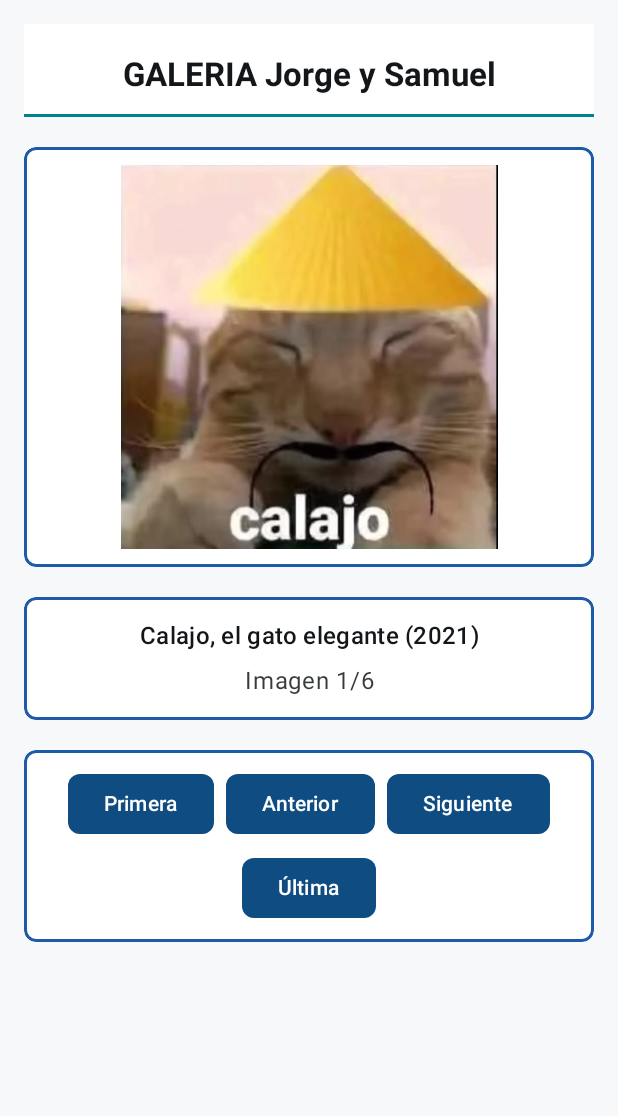
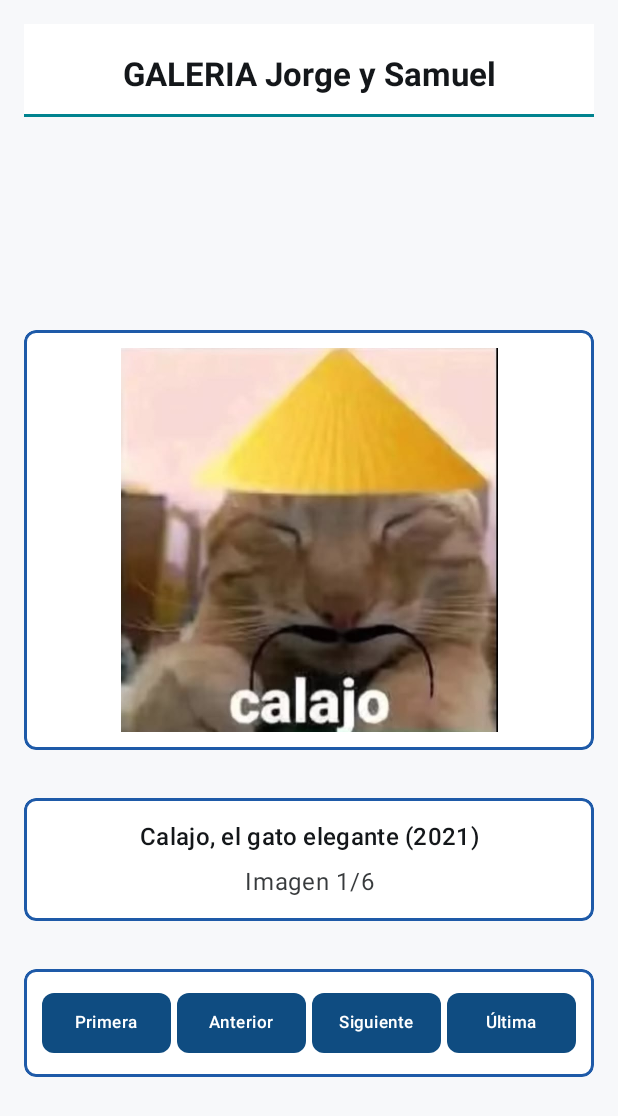
Before and after one commit to diolerJR/P1_ArtSpace_Jorge_Samuel, an Android app built with Jetpack Compose: the screen it shows after launch (MainActivity), on a phone screen of 412 x 824 dp. Shown: the top 1116 px of the screen. Run offline under Robolectric (Android 15) with nearby library versions, the phone set to English and light mode, and no system bars.

Commit message:
Centrar imagen en movil y unificar botones en una fila

```diff
--- a/app/src/main/java/com/example/p1_artspace_jorge_samuel/MainActivity.kt
+++ b/app/src/main/java/com/example/p1_artspace_jorge_samuel/MainActivity.kt
@@ -20,8 +20,7 @@ import androidx.compose.foundation.isSystemInDarkTheme
 import androidx.compose.foundation.layout.Arrangement
 import androidx.compose.foundation.layout.Box
 import androidx.compose.foundation.layout.Column
-import androidx.compose.foundation.layout.ExperimentalLayoutApi
-import androidx.compose.foundation.layout.FlowRow
+import androidx.compose.foundation.layout.PaddingValues
 import androidx.compose.foundation.layout.Row
 import androidx.compose.foundation.layout.Spacer
 import androidx.compose.foundation.layout.fillMaxSize
@@ -117,7 +116,6 @@ class MainActivity : ComponentActivity() {
     }
 }
 
-@OptIn(ExperimentalLayoutApi::class)
 @Composable
 fun GaleriaFotosApp() {
     // Imágenes incorporadas en res/drawable desde "fotos moviles"
@@ -148,11 +146,20 @@ fun GaleriaFotosApp() {
     }
 
     // Adaptación móvil / tablet según ancho de pantalla
-    val screenWidthDp = LocalConfiguration.current.screenWidthDp
-    val isTablet = screenWidthDp >= 600
+    val configuration = LocalConfiguration.current
+    val isTablet = configuration.screenWidthDp >= 600
     val maxContentWidth = if (isTablet) 720.dp else 480.dp
     val imageHeight = if (isTablet) 420.dp else 280.dp
     val outerPadding = if (isTablet) 28.dp else 16.dp
+
+    // En móvil la imagen queda centrada verticalmente y el resto va debajo
+    val espacioSuperior = if (isTablet) {
+        0.dp
+    } else {
+        ((configuration.screenHeightDp - imageHeight.value) / 2f - 130f)
+            .coerceAtLeast(0f).dp
+    }
+    val espacioInferior = if (isTablet) 20.dp else 32.dp
 
     val scrollState = rememberScrollState()
 
@@ -197,7 +204,7 @@ fun GaleriaFotosApp() {
                 )
             }
 
-            Spacer(modifier = Modifier.height(20.dp))
+            Spacer(modifier = Modifier.height(espacioSuperior))
 
             // 2. Galería fotográfica
             Box(
@@ -223,7 +230,7 @@ fun GaleriaFotosApp() {
                 )
             }
 
-            Spacer(modifier = Modifier.height(20.dp))
+            Spacer(modifier = Modifier.height(espacioInferior))
 
             // 3. Título de la foto y 4. numero de imagen
             Column(
@@ -258,7 +265,7 @@ fun GaleriaFotosApp() {
                 )
             }
 
-            Spacer(modifier = Modifier.height(20.dp))
+            Spacer(modifier = Modifier.height(espacioInferior))
 
             // 5. Botones: Primera, Anterior, Siguiente, Última
             Box(
@@ -285,15 +292,15 @@ fun GaleriaFotosApp() {
                         BotonGaleria("Última", irUltima)
                     }
                 } else {
-                    FlowRow(
+                    Row(
                         modifier = Modifier.fillMaxWidth(),
-                        horizontalArrangement = Arrangement.spacedBy(8.dp, Alignment.CenterHorizontally),
-                        verticalArrangement = Arrangement.spacedBy(8.dp)
+                        horizontalArrangement = Arrangement.spacedBy(4.dp),
+                        verticalAlignment = Alignment.CenterVertically
                     ) {
-                        BotonGaleria("Primera", irPrimera)
-                        BotonGaleria("Anterior", irAnterior)
-                        BotonGaleria("Siguiente", irSiguiente)
-                        BotonGaleria("Última", irUltima)
+                        BotonGaleria("Primera", irPrimera, Modifier.weight(1f), compact = true)
+                        BotonGaleria("Anterior", irAnterior, Modifier.weight(1f), compact = true)
+                        BotonGaleria("Siguiente", irSiguiente, Modifier.weight(1f), compact = true)
+                        BotonGaleria("Última", irUltima, Modifier.weight(1f), compact = true)
                     }
                 }
             }
@@ -304,11 +311,19 @@ fun GaleriaFotosApp() {
 @Composable
 private fun BotonGaleria(
     texto: String,
-    onClick: () -> Unit
+    onClick: () -> Unit,
+    modifier: Modifier = Modifier,
+    compact: Boolean = false
 ) {
     Button(
         onClick = onClick,
+        modifier = modifier,
         shape = RoundedCornerShape(8.dp),
+        contentPadding = if (compact) {
+            PaddingValues(horizontal = 4.dp, vertical = 10.dp)
+        } else {
+            ButtonDefaults.ContentPadding
+        },
         colors = ButtonDefaults.buttonColors(
             containerColor = MaterialTheme.colorScheme.primary,
             contentColor = MaterialTheme.colorScheme.onPrimary
@@ -316,7 +331,11 @@ private fun BotonGaleria(
     ) {
         Text(
             text = texto,
-            style = MaterialTheme.typography.labelLarge,
+            style = if (compact) {
+                MaterialTheme.typography.labelSmall
+            } else {
+                MaterialTheme.typography.labelLarge
+            },
             maxLines = 1
         )
     }
```
